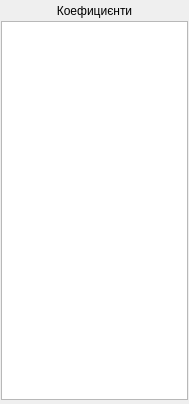
Before: the Qt Designer form DynModels/coefswidget.ui in DesmondFox/DynModels, drawn with Qt 5.
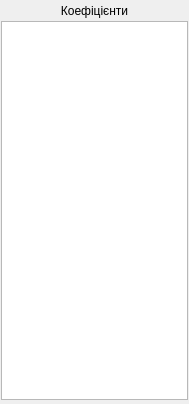
After: the same form once the commit is applied.

The edit to the form file:
```diff
--- a/DynModels/coefswidget.ui
+++ b/DynModels/coefswidget.ui
@@ -39,7 +39,7 @@
       </font>
      </property>
      <property name="text">
-      <string>Коефициєнти</string>
+      <string>Коефіцієнти</string>
      </property>
      <property name="alignment">
       <set>Qt::AlignCenter</set>
```
